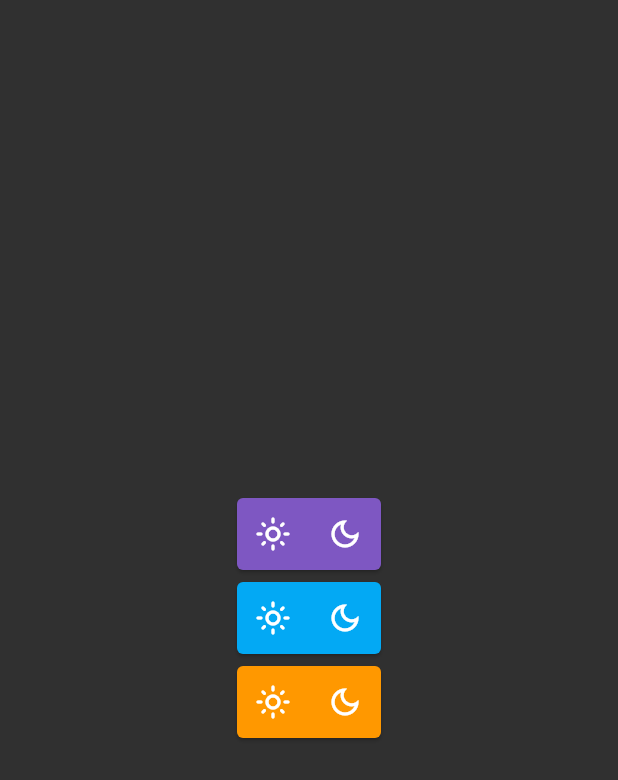
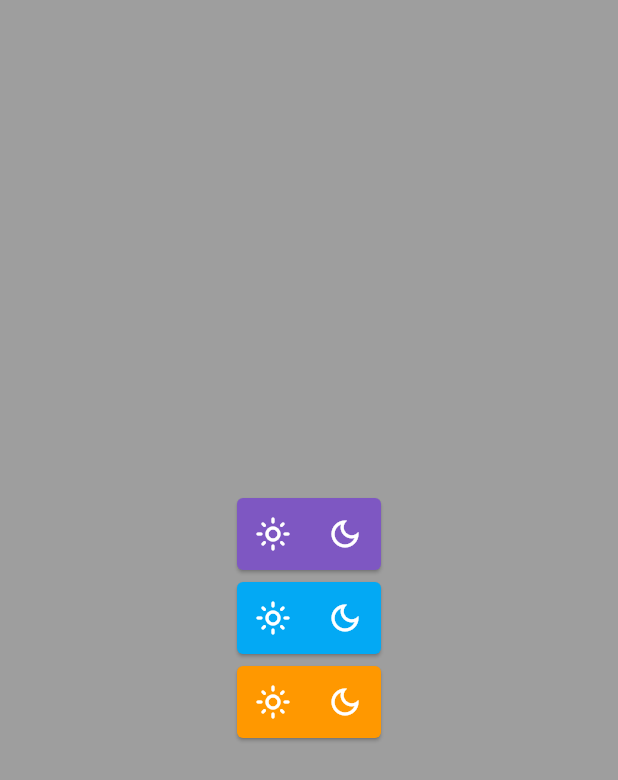
Before and after one commit to FlutterTeamOne/flutter_chat_app, a Flutter app: the SettingsPage screen opened by its route, on a phone screen of 412 x 824 dp. Shown: the top 780 px of the screen. Run offline on Flutter 3.47's test engine with Material 2 defaults, Android fonts, the phone set to English and light mode, and no system bars; our stand-ins replace bloc, connectivity_plus, equatable, flutter_bloc, grouped_list, shared_preferences and 3 more; missing offline and left inert: grpc, protobuf, window_size; accounts and stored records are empty.

Commit message:
add custom colors to all themes

```diff
--- a/lib/modules/style_manager/themes/custom_themes.dart
+++ b/lib/modules/style_manager/themes/custom_themes.dart
@@ -2,12 +2,12 @@ import 'package:flutter/material.dart';
 
 class CustomTheme {
   ThemeData lightThemeDeepPurple = ThemeData(
-      brightness: Brightness.light,
+      // brightness: Brightness.light,
       // primarySwatch: Colors.deepPurple,
       colorScheme: ColorScheme(
-          brightness: Brightness.dark,
+          brightness: Brightness.light,
           primary: Color(0xFF7E57C2),
-          onPrimary: Color(0xFF594280),
+          onPrimary: Colors.white,
           secondary: Colors.tealAccent.shade100,
           onSecondary: Color(0xFFF44336),
           error: Colors.redAccent,
@@ -17,13 +17,47 @@ class CustomTheme {
           surface: Color(0xFFDBD8D8),
           onSurface: Color(0xFFFFFFFF)));
   ThemeData darkThemeDeepPurple = ThemeData(
-      brightness: Brightness.dark,
+    // brightness: Brightness.dark,
     // primarySwatch: Colors.deepPurple,
     //  primaryColor: Color(0xFF7E57C2),
     colorScheme: ColorScheme(
       brightness: Brightness.dark,
       primary: Color(0xFF7E57C2),
-          onPrimary: Color(0xFF594280),
+      onPrimary: Colors.white,
+      secondary: Colors.tealAccent.shade100,
+      onSecondary: Color(0xFFF44336),
+      error: Colors.redAccent,
+      onError: Colors.red,
+      background: Colors.black38,
+      onBackground: Color(0xFFE0E0E0),
+      surface: Color(0xFFDBD8D8),
+      onSurface: Color(0xFFFFFFFF),
+    ),
+  );
+
+  ThemeData darkThemeLightBlue = ThemeData(
+    // brightness: Brightness.dark,
+    // primarySwatch: Colors.lightBlue,
+    colorScheme: ColorScheme(
+        brightness: Brightness.dark,
+        primary: Colors.lightBlue,
+        onPrimary: Colors.white,
+        secondary: Colors.tealAccent.shade100,
+        onSecondary: Color(0xFFF44336),
+        error: Colors.redAccent,
+        onError: Colors.red,
+        background: Colors.black38,
+        onBackground: Color(0xFFE0E0E0),
+        surface: Color(0xFFDBD8D8),
+        onSurface: Color(0xFFFFFFFF)),
+  );
+  ThemeData lightThemeLightBlue = ThemeData(
+    // brightness: Brightness.light,
+    // primarySwatch: Colors.lightBlue,
+    colorScheme: ColorScheme(
+        brightness: Brightness.light,
+        primary: Colors.lightBlue,
+        onPrimary: Colors.white,
         secondary: Colors.tealAccent.shade100,
         onSecondary: Color(0xFFF44336),
         error: Colors.redAccent,
@@ -31,23 +65,39 @@ class CustomTheme {
         background: Color(0xFFE0E0E0),
         onBackground: Color(0xFFE0E0E0),
         surface: Color(0xFFDBD8D8),
-          onSurface: Color(0xFFFFFFFF)));
-
-  ThemeData darkThemeLightBlue = ThemeData(
-    brightness: Brightness.dark,
-    primarySwatch: Colors.lightBlue,
-  );
-  ThemeData lightThemeLightBlue = ThemeData(
-    brightness: Brightness.light,
-    primarySwatch: Colors.lightBlue,
+        onSurface: Color(0xFFFFFFFF)),
   );
 
   ThemeData darkThemeOrange = ThemeData(
+    // brightness: Brightness.dark,
+    // primarySwatch: Colors.orange,
+    colorScheme: ColorScheme(
         brightness: Brightness.dark,
-    primarySwatch: Colors.orange,
+        primary: Colors.orange,
+        onPrimary: Colors.white,
+        secondary: Colors.tealAccent.shade100,
+        onSecondary: Color(0xFFF44336),
+        error: Colors.redAccent,
+        onError: Colors.red,
+        background: Colors.black38,
+        onBackground: Color(0xFFE0E0E0),
+        surface: Color(0xFFDBD8D8),
+        onSurface: Color(0xFFFFFFFF)),
   );
   ThemeData lightThemeOrange = ThemeData(
+    // brightness: Brightness.light,
+    // primarySwatch: Colors.orange,
+    colorScheme: ColorScheme(
         brightness: Brightness.light,
-    primarySwatch: Colors.orange,
+        primary: Colors.orange,
+        onPrimary: Colors.white,
+        secondary: Colors.tealAccent.shade100,
+        onSecondary: Color(0xFFF44336),
+        error: Colors.redAccent,
+        onError: Colors.red,
+        background: Color(0xFFE0E0E0),
+        onBackground: Color(0xFFE0E0E0),
+        surface: Color(0xFFDBD8D8),
+        onSurface: Color(0xFFFFFFFF)),
   );
 }
--- a/lib/ui/pages/asap_page/layouts/default_user_chat_layout.dart
+++ b/lib/ui/pages/asap_page/layouts/default_user_chat_layout.dart
@@ -14,6 +14,8 @@ class DefaultUserChatLayout extends StatelessWidget {
           top: BorderSide(),
         ),
       ),
+      child: Container(
+        color: Theme.of(context).colorScheme.background,
         child: Center(
           child: Column(
             mainAxisAlignment: MainAxisAlignment.center,
@@ -27,6 +29,7 @@ class DefaultUserChatLayout extends StatelessWidget {
             ],
           ),
         ),
+      ),
     );
   }
 }
--- a/lib/ui/pages/profile_page/profile_page.dart
+++ b/lib/ui/pages/profile_page/profile_page.dart
@@ -16,7 +16,9 @@ class ProfilePage extends StatelessWidget {
       },
       builder: (context, state) {
         return state.users?[0].name != null
-            ? Center(
+            ? Container(
+          color: Theme.of(context).colorScheme.background,
+              child: Center(
                   child: Column(
                     children: [
                       Container(
@@ -31,6 +33,7 @@ class ProfilePage extends StatelessWidget {
                       Text(state.users![0].profilePicLink)
                     ],
                   ),
+                ),
             )
             : Center(
                 child: CircularProgressIndicator(),
--- a/lib/ui/pages/settings_page/settings_page.dart
+++ b/lib/ui/pages/settings_page/settings_page.dart
@@ -10,6 +10,7 @@ class SettingsPage extends StatelessWidget {
     final ChangeThemeBloc changeThemeBloc =
         BlocProvider.of<ChangeThemeBloc>(context);
     return Scaffold(
+      backgroundColor: Theme.of(context).colorScheme.background,
       body: Center(
         child: Row(
           mainAxisAlignment: MainAxisAlignment.center,
--- a/lib/ui/widgets/asap_page/widgets/chat.dart
+++ b/lib/ui/widgets/asap_page/widgets/chat.dart
@@ -19,7 +19,7 @@ class ChatWidgetState extends State<ChatWidget> {
   @override
   Widget build(BuildContext context) {
     return Container(
-      // color: AppColor.colorFFFFFF,
+      color: Theme.of(context).colorScheme.background,
       child: GroupedListView<MessageDto, DateTime>(
         padding: const EdgeInsets.all(10),
         elements: widget.messages,
```
Also changed, not shown: lib/ui/pages/black_box_page/black_box_page.dart (+9 -6 lines), lib/ui/pages/choose_page/choose_page.dart (+9 -6 lines), lib/ui/pages/feed_page/feed_page.dart (+9 -6 lines), lib/ui/pages/find_friend_page/find_friend_page.dart (+9 -6 lines), lib/ui/pages/job_lite_page/job_lite_page.dart (+9 -6 lines), lib/ui/pages/meet_net_page/meet_net_page.dart (+9 -6 lines), lib/ui/pages/videos_page/videos_page.dart (+9 -6 lines), lib/ui/widgets/asap_page/widgets/message_cards/my_message_card.dart (+8 -6 lines). Lines whose indentation alone changed are shown as unchanged.
